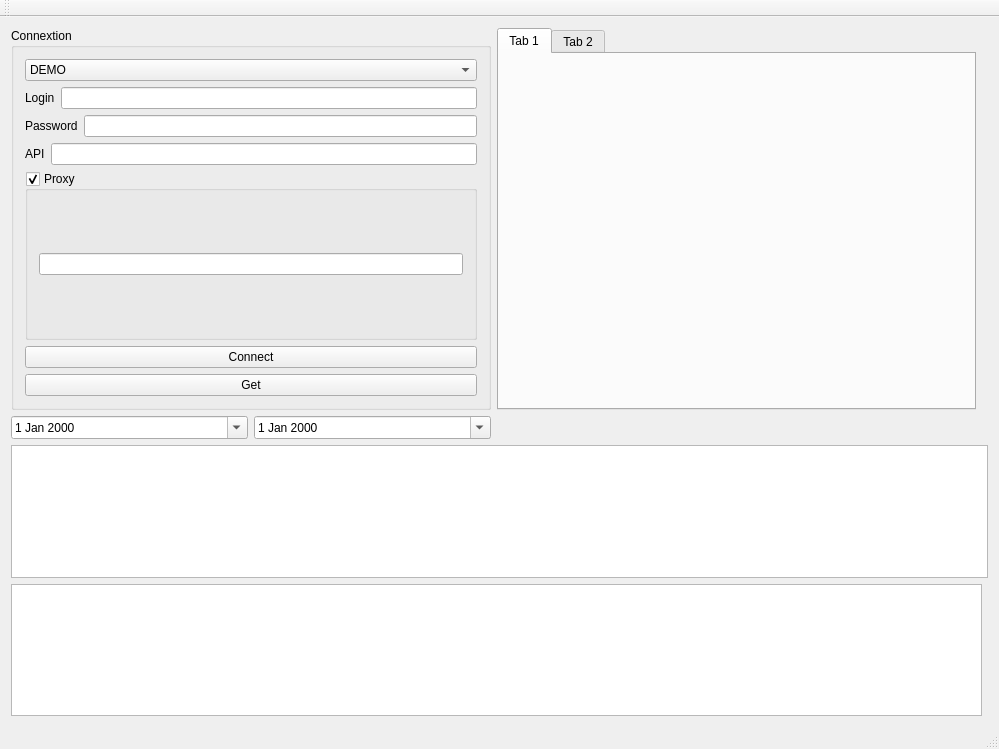
First picture: the form in qtrading.ui, repository ooznerol/YATT, before the edit.
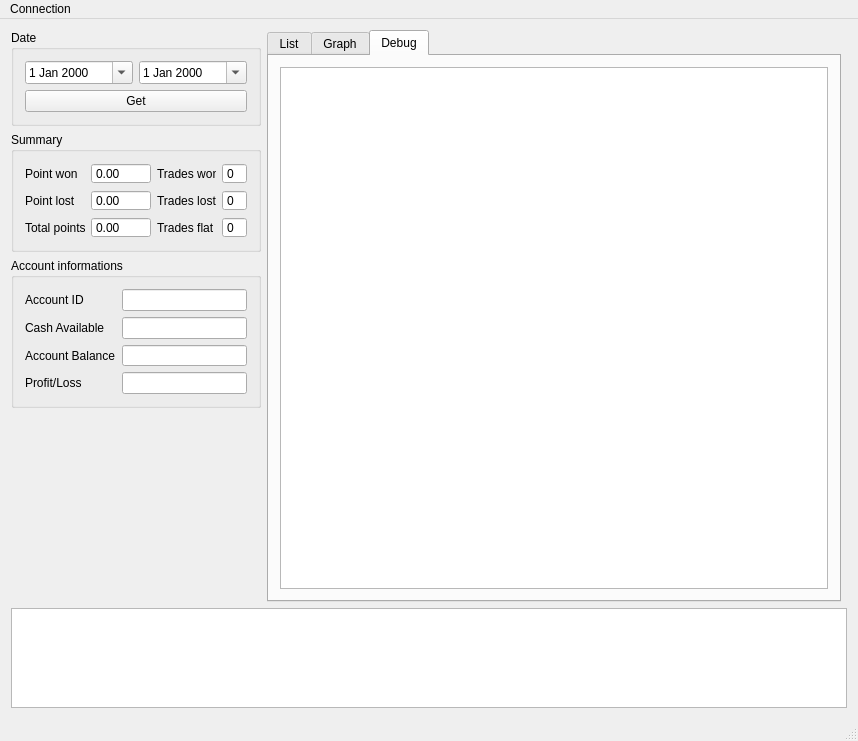
Second picture: the form after the edit. The open tabs and pages were chosen to show the change.

Diff of the .ui file:
```diff
--- a/qtrading.ui
+++ b/qtrading.ui
@@ -6,8 +6,8 @@
    <rect>
     <x>0</x>
     <y>0</y>
-    <width>999</width>
-    <height>749</height>
+    <width>858</width>
+    <height>741</height>
    </rect>
   </property>
   <property name="windowTitle">
@@ -15,130 +15,27 @@
   </property>
   <widget class="QWidget" name="centralWidget">
    <layout class="QGridLayout" name="gridLayout">
-    <item row="2" column="0" colspan="4">
-     <widget class="QPlainTextEdit" name="plainTextEdit"/>
-    </item>
-    <item row="1" column="0">
-     <layout class="QHBoxLayout" name="horizontalLayout_2">
-      <item>
-       <widget class="QDateEdit" name="dateEdit_StartDate">
-        <property name="calendarPopup">
-         <bool>true</bool>
-        </property>
-       </widget>
-      </item>
-      <item>
-       <widget class="QDateEdit" name="dateEdit_ENdDate">
-        <property name="calendarPopup">
-         <bool>true</bool>
-        </property>
-       </widget>
-      </item>
-     </layout>
-    </item>
-    <item row="3" column="0" colspan="3">
-     <widget class="QTextEdit" name="textEdit"/>
-    </item>
     <item row="0" column="0">
-     <widget class="QGroupBox" name="groupBox_2">
+     <widget class="QGroupBox" name="groupBox">
       <property name="title">
-       <string>Connextion</string>
+       <string>Date</string>
       </property>
-      <layout class="QVBoxLayout" name="verticalLayout">
-       <item>
-        <widget class="QComboBox" name="comboBox_AccountType">
-         <item>
-          <property name="text">
-           <string>DEMO</string>
-          </property>
-         </item>
-         <item>
-          <property name="text">
-           <string>REAL</string>
-          </property>
-         </item>
-        </widget>
-       </item>
-       <item>
-        <layout class="QHBoxLayout" name="horizontalLayout_APIKey_2">
-         <item>
-          <widget class="QLabel" name="label_2">
-           <property name="text">
-            <string>Login</string>
-           </property>
-          </widget>
-         </item>
-         <item>
-          <widget class="QLineEdit" name="lineEdit_login">
-           <property name="text">
-            <string/>
-           </property>
-          </widget>
-         </item>
-        </layout>
-       </item>
-       <item>
-        <layout class="QHBoxLayout" name="horizontalLayout_APIKey_3">
-         <item>
-          <widget class="QLabel" name="label_3">
-           <property name="text">
-            <string>Password</string>
-           </property>
-          </widget>
-         </item>
-         <item>
-          <widget class="QLineEdit" name="lineEdit_password">
-           <property name="text">
-            <string/>
-           </property>
-           <property name="echoMode">
-            <enum>QLineEdit::Password</enum>
-           </property>
-          </widget>
-         </item>
-        </layout>
-       </item>
-       <item>
-        <layout class="QHBoxLayout" name="horizontalLayout_APIKey">
-         <item>
-          <widget class="QLabel" name="label">
-           <property name="text">
-            <string>API</string>
-           </property>
-          </widget>
-         </item>
-         <item>
-          <widget class="QLineEdit" name="lineEdit_api">
-           <property name="text">
-            <string/>
-           </property>
-          </widget>
-         </item>
-        </layout>
-       </item>
-       <item>
-        <widget class="QGroupBox" name="groupBox">
-         <property name="title">
-          <string>Proxy</string>
-         </property>
-         <property name="checkable">
+      <layout class="QGridLayout" name="gridLayout_4">
+       <item row="0" column="0">
+        <widget class="QDateEdit" name="dateEdit_StartDate">
+         <property name="calendarPopup">
           <bool>true</bool>
          </property>
-         <layout class="QHBoxLayout" name="horizontalLayout">
-          <item>
-           <widget class="QLineEdit" name="lineEdit"/>
-          </item>
-         </layout>
         </widget>
        </item>
-       <item>
-        <widget class="QPushButton" name="pushButton_Connect">
-         <property name="text">
-          <string>Connect</string>
+       <item row="0" column="1">
+        <widget class="QDateEdit" name="dateEdit_EndDate">
+         <property name="calendarPopup">
+          <bool>true</bool>
          </property>
         </widget>
        </item>
-       <item>
+       <item row="1" column="0" colspan="2">
         <widget class="QPushButton" name="pushButton_Get">
          <property name="text">
           <string>Get</string>
@@ -148,24 +45,173 @@
       </layout>
      </widget>
     </item>
-    <item row="0" column="1">
+    <item row="1" column="0">
+     <widget class="QGroupBox" name="groupBox_Summary">
+      <property name="maximumSize">
+       <size>
+        <width>250</width>
+        <height>120</height>
+       </size>
+      </property>
+      <property name="title">
+       <string>Summary</string>
+      </property>
+      <layout class="QGridLayout" name="gridLayout_3">
+       <item row="2" column="0">
+        <widget class="QLabel" name="label_10">
+         <property name="text">
+          <string>Total points</string>
+         </property>
+        </widget>
+       </item>
+       <item row="1" column="3">
+        <widget class="QSpinBox" name="spinBox_TradesLost">
+         <property name="readOnly">
+          <bool>true</bool>
+         </property>
+         <property name="buttonSymbols">
+          <enum>QAbstractSpinBox::NoButtons</enum>
+         </property>
+        </widget>
+       </item>
+       <item row="2" column="3">
+        <widget class="QSpinBox" name="spinBox_TradesFlat">
+         <property name="readOnly">
+          <bool>true</bool>
+         </property>
+         <property name="buttonSymbols">
+          <enum>QAbstractSpinBox::NoButtons</enum>
+         </property>
+        </widget>
+       </item>
+       <item row="0" column="3">
+        <widget class="QSpinBox" name="spinBox_TradesWon">
+         <property name="readOnly">
+          <bool>true</bool>
+         </property>
+         <property name="buttonSymbols">
+          <enum>QAbstractSpinBox::NoButtons</enum>
+         </property>
+        </widget>
+       </item>
+       <item row="0" column="0">
+        <widget class="QLabel" name="label_8">
+         <property name="text">
+          <string>Point won</string>
+         </property>
+        </widget>
+       </item>
+       <item row="1" column="0">
+        <widget class="QLabel" name="label_9">
+         <property name="text">
+          <string>Point lost</string>
+         </property>
+        </widget>
+       </item>
+       <item row="0" column="2">
+        <widget class="QLabel" name="label_11">
+         <property name="text">
+          <string>Trades won</string>
+         </property>
+        </widget>
+       </item>
+       <item row="1" column="2">
+        <widget class="QLabel" name="label_12">
+         <property name="text">
+          <string>Trades lost</string>
+         </property>
+        </widget>
+       </item>
+       <item row="2" column="2">
+        <widget class="QLabel" name="label_13">
+         <property name="text">
+          <string>Trades flat</string>
+         </property>
+        </widget>
+       </item>
+       <item row="0" column="1">
+        <widget class="QDoubleSpinBox" name="doubleSpinBox_PointsWon">
+         <property name="readOnly">
+          <bool>true</bool>
+         </property>
+         <property name="buttonSymbols">
+          <enum>QAbstractSpinBox::NoButtons</enum>
+         </property>
+         <property name="maximum">
+          <double>10000.000000000000000</double>
+         </property>
+        </widget>
+       </item>
+       <item row="1" column="1">
+        <widget class="QDoubleSpinBox" name="doubleSpinBox_PointsLost">
+         <property name="readOnly">
+          <bool>true</bool>
+         </property>
+         <property name="buttonSymbols">
+          <enum>QAbstractSpinBox::NoButtons</enum>
+         </property>
+         <property name="minimum">
+          <double>-10000.000000000000000</double>
+         </property>
+         <property name="maximum">
+          <double>10000.000000000000000</double>
+         </property>
+        </widget>
+       </item>
+       <item row="2" column="1">
+        <widget class="QDoubleSpinBox" name="doubleSpinBox_PointsTotal">
+         <property name="readOnly">
+          <bool>true</bool>
+         </property>
+         <property name="buttonSymbols">
+          <enum>QAbstractSpinBox::NoButtons</enum>
+         </property>
+         <property name="minimum">
+          <double>-1000000.000000000000000</double>
+         </property>
+         <property name="maximum">
+          <double>1000000.000000000000000</double>
+         </property>
+        </widget>
+       </item>
+      </layout>
+     </widget>
+    </item>
+    <item row="3" column="0">
+     <layout class="QVBoxLayout" name="verticalLayout">
+      <item>
+       <spacer name="verticalSpacer">
+        <property name="orientation">
+         <enum>Qt::Vertical</enum>
+        </property>
+        <property name="sizeHint" stdset="0">
+         <size>
+          <width>20</width>
+          <height>40</height>
+         </size>
+        </property>
+       </spacer>
+      </item>
+     </layout>
+    </item>
+    <item row="5" column="0" colspan="3">
+     <widget class="QPlainTextEdit" name="plainTextEdit">
+      <property name="maximumSize">
+       <size>
+        <width>16777215</width>
+        <height>100</height>
+       </size>
+      </property>
+     </widget>
+    </item>
+    <item row="0" column="1" rowspan="5">
      <widget class="QTabWidget" name="tabWidget">
       <property name="currentIndex">
        <number>1</number>
       </property>
       <widget class="QWidget" name="tab">
        <attribute name="title">
-        <string>Tab 1</string>
-       </attribute>
-       <layout class="QVBoxLayout" name="verticalLayout_2">
-        <item>
-         <layout class="QVBoxLayout" name="verticalLayout_chart"/>
-        </item>
-       </layout>
-      </widget>
-      <widget class="QWidget" name="tab_2">
-       <attribute name="title">
-        <string>Tab 2</string>
+        <string>List</string>
        </attribute>
        <layout class="QVBoxLayout" name="verticalLayout_3">
         <item>
@@ -176,6 +222,97 @@
         </item>
        </layout>
       </widget>
+      <widget class="QWidget" name="tab_graph">
+       <attribute name="title">
+        <string>Graph</string>
+       </attribute>
+       <layout class="QVBoxLayout" name="verticalLayout_2">
+        <item>
+         <layout class="QVBoxLayout" name="verticalLayout_chart"/>
+        </item>
+       </layout>
+      </widget>
+      <widget class="QWidget" name="tab_debug">
+       <attribute name="title">
+        <string>Debug</string>
+       </attribute>
+       <layout class="QVBoxLayout" name="verticalLayout_4">
+        <item>
+         <widget class="QTextEdit" name="textEdit"/>
+        </item>
+       </layout>
+      </widget>
+     </widget>
+    </item>
+    <item row="2" column="0">
+     <widget class="QGroupBox" name="groupBox_AccountInfo">
+      <property name="maximumSize">
+       <size>
+        <width>250</width>
+        <height>150</height>
+       </size>
+      </property>
+      <property name="title">
+       <string>Account informations</string>
+      </property>
+      <layout class="QGridLayout" name="gridLayout_2">
+       <item row="4" column="1">
+        <widget class="QLineEdit" name="lineEdit_AccountProfitLoss">
+         <property name="readOnly">
+          <bool>true</bool>
+         </property>
+        </widget>
+       </item>
+       <item row="2" column="1">
+        <widget class="QLineEdit" name="lineEdit_AccountCashAvailable">
+         <property name="readOnly">
+          <bool>true</bool>
+         </property>
+        </widget>
+       </item>
+       <item row="3" column="1">
+        <widget class="QLineEdit" name="lineEdit_AccountBalance">
+         <property name="readOnly">
+          <bool>true</bool>
+         </property>
+        </widget>
+       </item>
+       <item row="0" column="1">
+        <widget class="QLineEdit" name="lineEdit_AccountID">
+         <property name="readOnly">
+          <bool>true</bool>
+         </property>
+        </widget>
+       </item>
+       <item row="0" column="0">
+        <widget class="QLabel" name="label_4">
+         <property name="text">
+          <string>Account ID</string>
+         </property>
+        </widget>
+       </item>
+       <item row="2" column="0">
+        <widget class="QLabel" name="label_5">
+         <property name="text">
+          <string>Cash Available</string>
+         </property>
+        </widget>
+       </item>
+       <item row="3" column="0">
+        <widget class="QLabel" name="label_6">
+         <property name="text">
+          <string>Account Balance</string>
+         </property>
+        </widget>
+       </item>
+       <item row="4" column="0">
+        <widget class="QLabel" name="label_7">
+         <property name="text">
+          <string>Profit/Loss</string>
+         </property>
+        </widget>
+       </item>
+      </layout>
      </widget>
     </item>
    </layout>
@@ -185,18 +322,17 @@
     <rect>
      <x>0</x>
      <y>0</y>
-     <width>999</width>
-     <height>22</height>
+     <width>858</width>
+     <height>21</height>
     </rect>
    </property>
-  </widget>
-  <widget class="QToolBar" name="mainToolBar">
-   <attribute name="toolBarArea">
-    <enum>TopToolBarArea</enum>
-   </attribute>
-   <attribute name="toolBarBreak">
-    <bool>false</bool>
-   </attribute>
+   <widget class="QMenu" name="menuConnection">
+    <property name="title">
+     <string>Connection</string>
+    </property>
+    <addaction name="actionConnect"/>
+   </widget>
+   <addaction name="menuConnection"/>
   </widget>
   <widget class="QStatusBar" name="statusBar"/>
  </widget>
```
Left out of the diff: 12 changed lines with no effect on the pictures.
